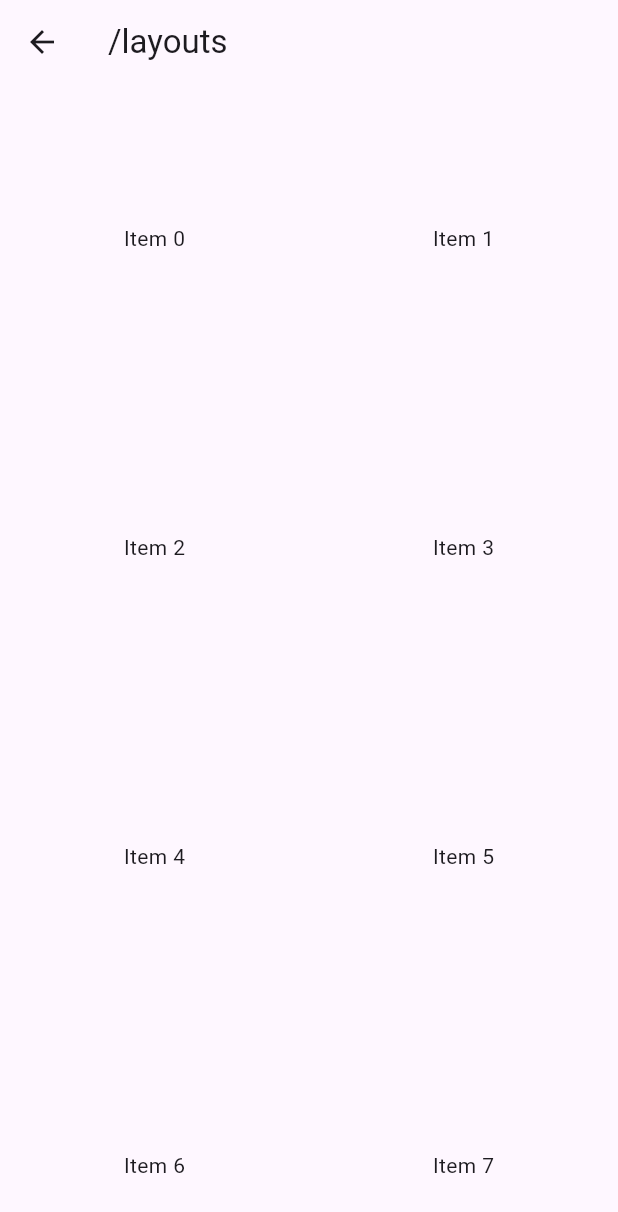
After one commit to alexanderhertsyk/flutter_testing_features, a Flutter app: the LayoutsPage screen opened by its route, on a phone screen of 412 x 824 dp. The commit adds this screen. Shown: the top 1212 px of the screen. Run offline on Flutter 3.47's test engine with Material 3 defaults, Android fonts, the phone set to English and light mode, and no system bars; our stand-ins replace flutter_localization.

Commit message:
Added layouts page w/ grid.

```diff
--- a/lib/main.dart
+++ b/lib/main.dart
@@ -9,6 +9,7 @@ import 'pages/isolates/isolates_flutter_page.dart';
 import 'pages/add_remove_widget_page.dart';
 import 'pages/animation_page.dart';
 import 'pages/Isolates/isolates_page.dart';
+import 'pages/layouts_page.dart';
 import 'pages/localization_page.dart';
 import 'pages/paint_page.dart';
 import 'pages/web_request_page.dart';
@@ -73,6 +74,7 @@ class _MyAppState extends State<MyApp> {
             const IsolatesDartRobustPage(),
         ImagesPage.route: (context) => const ImagesPage(),
         LocalizationsPage.route: (context) => const LocalizationsPage(),
+        LayoutsPage.route: (context) => const LayoutsPage(),
       },
       supportedLocales: localization.supportedLocales,
       localizationsDelegates: localization.localizationsDelegates,
--- /dev/null
+++ b/lib/pages/layouts_page.dart
@@ -0,0 +1,29 @@
+import 'package:flutter/cupertino.dart';
+import 'package:flutter/material.dart';
+
+class LayoutsPage extends StatefulWidget {
+  const LayoutsPage({super.key});
+
+  static const route = '/layouts';
+
+  @override
+  State<LayoutsPage> createState() => _LayoutsPageState();
+}
+
+class _LayoutsPageState extends State<LayoutsPage> {
+  @override
+  Widget build(BuildContext context) {
+    return Scaffold(
+      appBar: AppBar(title: const Text(LayoutsPage.route)),
+      body: GridView.count(
+        crossAxisCount: 2,
+        children: List<Widget>.generate(
+          10,
+          (index) => Center(
+            child: Text('Item $index'),
+          ),
+        ),
+      ),
+    );
+  }
+}
--- a/lib/pages/welcome_page.dart
+++ b/lib/pages/welcome_page.dart
@@ -5,6 +5,7 @@ import 'add_remove_widget_page.dart';
 import 'animation_page.dart';
 import 'Isolates/isolates_page.dart';
 import 'images_page.dart';
+import 'layouts_page.dart';
 import 'localization_page.dart';
 import 'paint_page.dart';
 import 'web_request_page.dart';
@@ -29,6 +30,7 @@ class WelcomePage extends StatelessWidget {
             NavButton(route: IsolatesPage.route),
             NavButton(route: ImagesPage.route),
             NavButton(route: LocalizationsPage.route),
+            NavButton(route: LayoutsPage.route),
           ],
         ),
       ),
```
